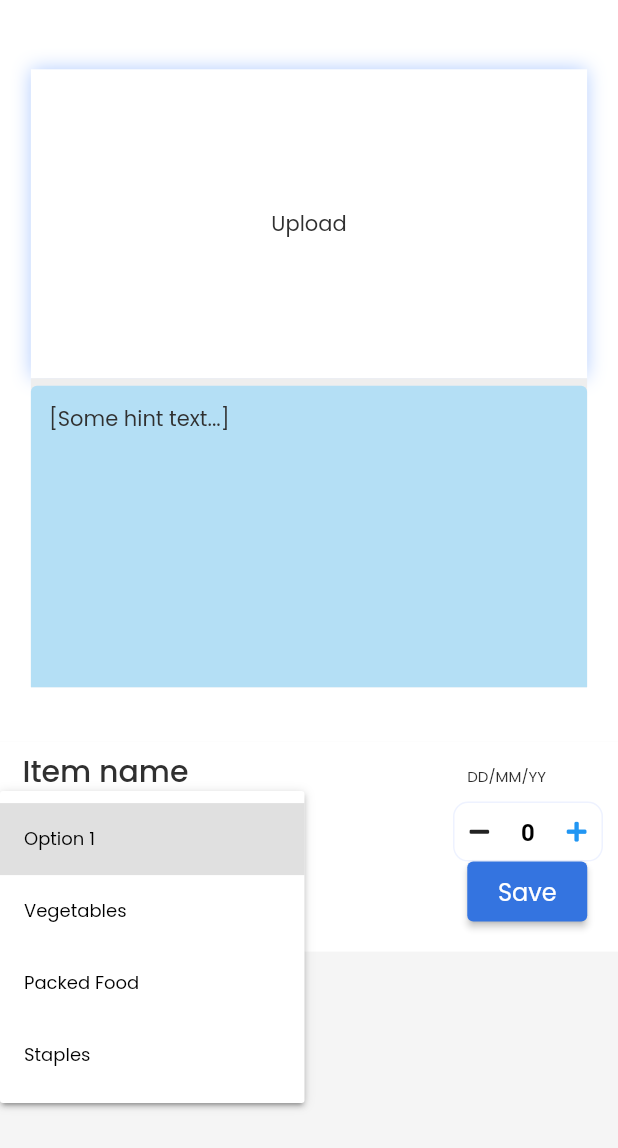
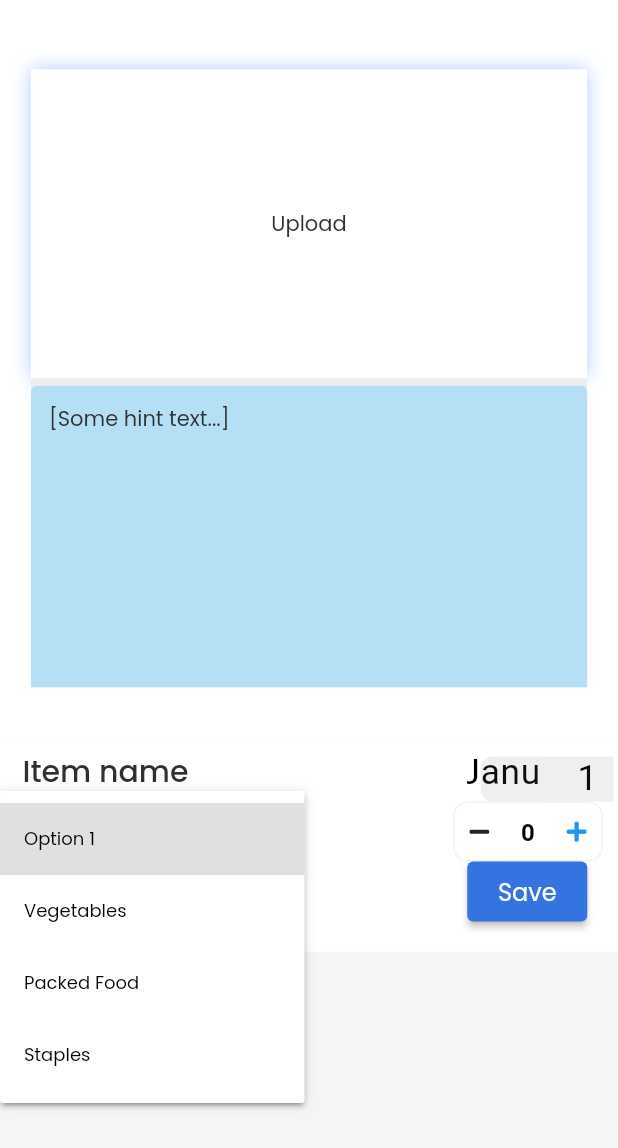
Before and after one commit to subramanyanavada123/rubix22-65-optimise-prime, a Flutter app: the screen it shows after launch, after a tap on "Select food type", on a phone screen of 412 x 824 dp. Shown: the top 1148 px of the screen. Run offline on Flutter 3.47's test engine with Material 2 defaults, Android fonts, the phone set to English and light mode, and no system bars; drawn by our look-alikes of auto_size_text; our stand-ins replace font_awesome_flutter, google_fonts, page_transition, smooth_page_indicator, timeago; missing offline and left inert: json_path.

Commit message:
added date time field to upload page

```diff
--- a/lib/components/scan_widget.dart
+++ b/lib/components/scan_widget.dart
@@ -6,6 +6,7 @@ import '../flutter_flow/flutter_flow_widgets.dart';
 import 'package:flutter/material.dart';
 import 'package:font_awesome_flutter/font_awesome_flutter.dart';
 import 'package:google_fonts/google_fonts.dart';
+import 'package:flutter/cupertino.dart';
 
 class ScanWidget extends StatefulWidget {
   const ScanWidget({Key key}) : super(key: key);
@@ -20,6 +21,8 @@ class _ScanWidgetState extends State<ScanWidget> {
   TextEditingController textController2;
   TextEditingController textController3;
   int countControllerValue;
+
+  DateTime expiry_date;
 
   @override
   void initState() {
@@ -183,39 +186,18 @@ class _ScanWidgetState extends State<ScanWidget> {
                       ),
                       child: Padding(
                         padding: EdgeInsetsDirectional.fromSTEB(10, 0, 0, 0),
-                        child: TextFormField(
-                          controller: textController3,
-                          obscureText: false,
-                          decoration: InputDecoration(
-                            labelText: 'DD/MM/YY',
-                            labelStyle: FlutterFlowTheme.bodyText1.override(
-                              fontFamily: 'Poppins',
-                              fontSize: 10,
-                            ),
-                            enabledBorder: UnderlineInputBorder(
-                              borderSide: BorderSide(
-                                color: Color(0x00000000),
-                                width: 1,
-                              ),
-                              borderRadius: const BorderRadius.only(
-                                topLeft: Radius.circular(4.0),
-                                topRight: Radius.circular(4.0),
-                              ),
-                            ),
-                            focusedBorder: UnderlineInputBorder(
-                              borderSide: BorderSide(
-                                color: Color(0x00000000),
-                                width: 1,
-                              ),
-                              borderRadius: const BorderRadius.only(
-                                topLeft: Radius.circular(4.0),
-                                topRight: Radius.circular(4.0),
-                              ),
-                            ),
-                          ),
-                          style: FlutterFlowTheme.bodyText1.override(
-                            fontFamily: 'Poppins',
-                            fontSize: 10,
+                        child: Container(
+                          height: 200,
+                          child: CupertinoDatePicker(
+                            mode: CupertinoDatePickerMode.date,
+                            initialDateTime: DateTime(1969, 1, 1),
+                            onDateTimeChanged: (DateTime newDateTime) {
+                              // Do something
+                              print(newDateTime);
+                              setState((){
+                                expiry_date = newDateTime;
+                              });
+                            },
                           ),
                         ),
                       ),
--- a/lib/scan1/scan1_widget.dart
+++ b/lib/scan1/scan1_widget.dart
@@ -27,7 +27,8 @@ class _Scan1WidgetState extends State<Scan1Widget> {
     return Scaffold(
       key: scaffoldKey,
       backgroundColor: Color(0xFFF5F5F5),
-      body: SafeArea(
+      body: SingleChildScrollView(
+              child: SafeArea(
           child: Row(
             mainAxisSize: MainAxisSize.max,
             children: [
@@ -144,6 +145,7 @@ class _Scan1WidgetState extends State<Scan1Widget> {
             ],
           ),
         ),
+      ),
     );
   }
 }
```
Lines whose indentation alone changed are shown as unchanged.
